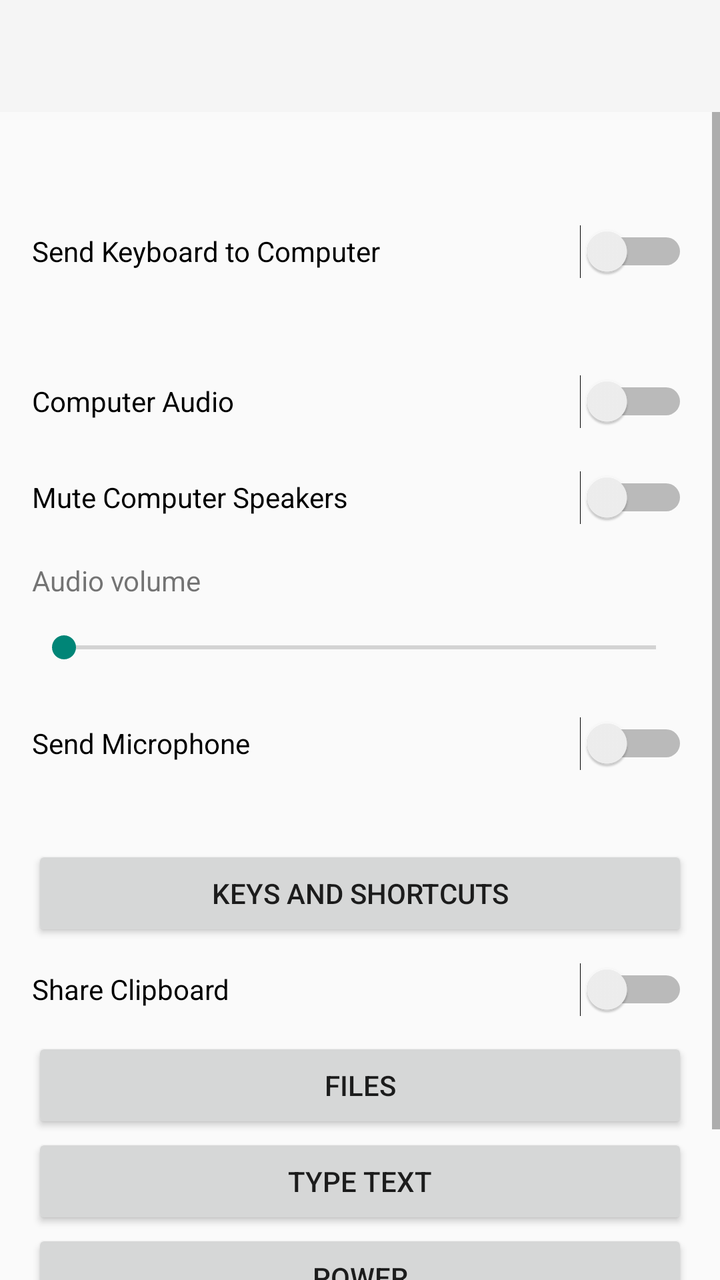
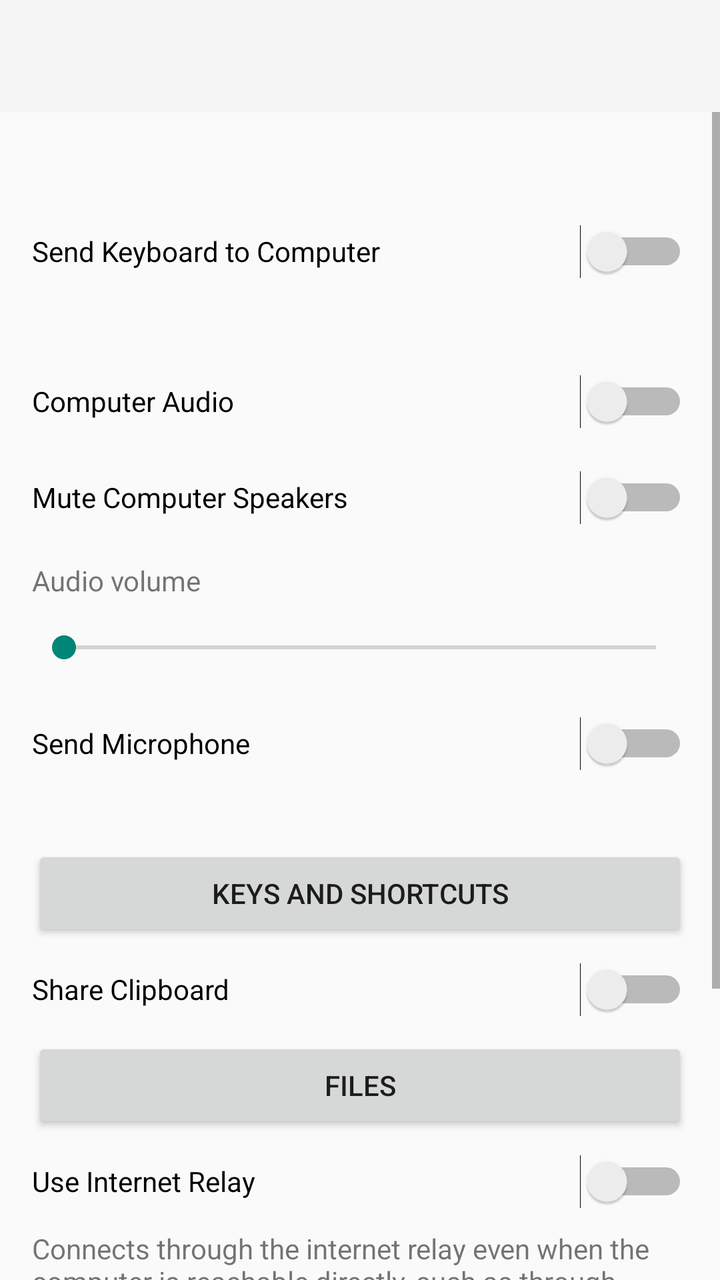

Before-and-after screenshots of an Android layout around one commit, followed by the original layout XML and the change that was made.
<!-- AndroidManifest.xml: application theme Theme.Portputer -->
<!-- res/layout/activity_connected.xml -->
<?xml version="1.0" encoding="utf-8"?>
<LinearLayout xmlns:android="http://schemas.android.com/apk/res/android"
    android:id="@+id/root"
    android:layout_width="match_parent"
    android:layout_height="match_parent"
    android:orientation="vertical">

    <include layout="@layout/toolbar" />

    <ScrollView
        android:layout_width="match_parent"
        android:layout_height="0dp"
        android:layout_weight="1">

        <LinearLayout
            android:layout_width="match_parent"
            android:layout_height="wrap_content"
            android:orientation="vertical"
            android:padding="16dp">

            <TextView
                android:id="@+id/status"
                android:layout_width="match_parent"
                android:layout_height="wrap_content"
                android:accessibilityLiveRegion="polite"
                android:paddingBottom="8dp"
                android:textAppearance="@android:style/TextAppearance.Material.Subhead" />

            <TextView
                android:id="@+id/message"
                android:layout_width="match_parent"
                android:layout_height="wrap_content"
                android:accessibilityLiveRegion="polite"
                android:paddingBottom="8dp"
                android:visibility="gone" />

            <LinearLayout
                android:id="@+id/pair_section"
                android:layout_width="match_parent"
                android:layout_height="wrap_content"
                android:orientation="vertical"
                android:visibility="gone">

                <TextView
                    style="@style/Heading"
                    android:layout_width="match_parent"
                    android:layout_height="wrap_content"
                    android:accessibilityHeading="true"
                    android:text="@string/pair_heading" />

                <TextView
                    android:id="@+id/pair_instructions"
                    android:layout_width="match_parent"
                    android:layout_height="wrap_content" />

                <TextView
                    android:id="@+id/pair_code_label"
                    android:layout_width="match_parent"
                    android:layout_height="wrap_content"
                    android:labelFor="@+id/pair_code"
                    android:paddingTop="8dp"
                    android:text="@string/pair_code" />

                <EditText
                    android:id="@+id/pair_code"
                    android:layout_width="match_parent"
                    android:layout_height="wrap_content"
                    android:importantForAutofill="no"
                    android:inputType="textCapCharacters|textNoSuggestions|textVisiblePassword"
                    android:imeOptions="actionDone"
                    android:maxLength="20" />

                <Button
                    android:id="@+id/pair"
                    android:layout_width="wrap_content"
                    android:layout_height="wrap_content"
                    android:text="@string/pair" />
            </LinearLayout>

            <LinearLayout
                android:id="@+id/controls"
                android:layout_width="match_parent"
                android:layout_height="wrap_content"
                android:orientation="vertical">

                <Switch
                    android:id="@+id/capture"
                    android:layout_width="match_parent"
                    android:layout_height="wrap_content"
                    android:minHeight="48dp"
                    android:text="@string/capture_switch" />

                <TextView
                    android:id="@+id/capture_help"
                    android:layout_width="match_parent"
                    android:layout_height="wrap_content"
                    android:paddingBottom="8dp" />

                <LinearLayout
                    android:id="@+id/keyboard_off_section"
                    android:layout_width="match_parent"
                    android:layout_height="wrap_content"
                    android:orientation="vertical"
                    android:visibility="gone">

                    <TextView
                        android:layout_width="match_parent"
                        android:layout_height="wrap_content"
                        android:text="@string/keyboard_off" />

                    <Button
                        android:id="@+id/open_accessibility"
                        android:layout_width="wrap_content"
                        android:layout_height="wrap_content"
                        android:text="@string/open_accessibility_settings" />
                </LinearLayout>

                <Switch
                    android:id="@+id/audio"
                    android:layout_width="match_parent"
                    android:layout_height="wrap_content"
                    android:minHeight="48dp"
                    android:text="@string/audio_switch" />

                <Switch
                    android:id="@+id/mute_speakers"
                    android:layout_width="match_parent"
                    android:layout_height="wrap_content"
                    android:minHeight="48dp"
                    android:text="@string/mute_speakers_switch" />

                <TextView
                    android:id="@+id/volume_label"
                    android:layout_width="match_parent"
                    android:layout_height="wrap_content"
                    android:labelFor="@+id/volume"
                    android:paddingTop="8dp"
                    android:text="@string/audio_volume" />

                <SeekBar
                    android:id="@+id/volume"
                    android:layout_width="match_parent"
                    android:layout_height="48dp"
                    android:max="100" />

                <Switch
                    android:id="@+id/mic"
                    android:layout_width="match_parent"
                    android:layout_height="wrap_content"
                    android:minHeight="48dp"
                    android:text="@string/mic_switch" />

                <TextView
                    android:id="@+id/mic_help"
                    android:layout_width="match_parent"
                    android:layout_height="wrap_content"
                    android:paddingBottom="8dp" />

                <Button
                    android:id="@+id/keys"
                    android:layout_width="match_parent"
                    android:layout_height="wrap_content"
                    android:text="@string/keys_button" />

                <Switch
                    android:id="@+id/share_clipboard"
                    android:layout_width="match_parent"
                    android:layout_height="wrap_content"
                    android:minHeight="48dp"
                    android:text="@string/share_clipboard_switch" />

                <Button
                    android:id="@+id/files"
                    android:layout_width="match_parent"
                    android:layout_height="wrap_content"
                    android:text="@string/files_button" />

                <Button
                    android:id="@+id/text"
                    android:layout_width="match_parent"
                    android:layout_height="wrap_content"
                    android:text="@string/text_button" />

                <Button
                    android:id="@+id/power"
                    android:layout_width="match_parent"
                    android:layout_height="wrap_content"
                    android:text="@string/power_button" />
            </LinearLayout>

            <Button
                android:id="@+id/disconnect"
                android:layout_width="match_parent"
                android:layout_height="wrap_content"
                android:text="@string/disconnect" />
        </LinearLayout>
    </ScrollView>
</LinearLayout>
<!-- res/layout/toolbar.xml (included above) -->
<?xml version="1.0" encoding="utf-8"?>
<Toolbar xmlns:android="http://schemas.android.com/apk/res/android"
    android:id="@+id/toolbar"
    android:layout_width="match_parent"
    android:layout_height="wrap_content"
    android:minHeight="?android:attr/actionBarSize"
    android:background="?android:attr/colorPrimary"
    android:theme="@android:style/ThemeOverlay.Material.Dark.ActionBar" />
<!-- resources referenced by this layout -->
<resources>
  <string name="audio_switch">Computer Audio</string>
  <string name="audio_volume">Audio volume</string>
  <string name="capture_switch">Send Keyboard to Computer</string>
  <string name="disconnect">Disconnect</string>
  <string name="files_button">Files</string>
  <string name="keyboard_off">Portputer Keyboard is off: keys from an external keyboard stay on this device.</string>
  <string name="keys_button">Keys and Shortcuts</string>
  <string name="mic_switch">Send Microphone</string>
  <string name="mute_speakers_switch">Mute Computer Speakers</string>
  <string name="open_accessibility_settings">Open Accessibility Settings</string>
  <string name="pair">Pair</string>
  <string name="pair_code">Pairing code</string>
  <string name="pair_heading">Pairing</string>
  <string name="power_button">Power</string>
  <string name="share_clipboard_switch">Share Clipboard</string>
  <string name="text_button">Type Text</string>
  <style name="Heading" parent="@android:style/TextAppearance.Material.Title">
          <item name="android:paddingTop">16dp</item>
          <item name="android:paddingBottom">8dp</item>
      </style>
  <style name="Theme.Portputer" parent="@android:style/Theme.Material.Light.NoActionBar" />
</resources>

<!-- the commit's change to res/layout/activity_connected.xml (unified diff, before → after) -->
@@ -174,6 +174,20 @@
                     android:layout_width="match_parent"
                     android:layout_height="wrap_content"
                     android:text="@string/files_button" />
+
+                <Switch
+                    android:id="@+id/use_relay"
+                    android:layout_width="match_parent"
+                    android:layout_height="wrap_content"
+                    android:minHeight="48dp"
+                    android:text="@string/use_relay_switch" />
+
+                <TextView
+                    android:id="@+id/use_relay_help"
+                    android:layout_width="match_parent"
+                    android:layout_height="wrap_content"
+                    android:paddingBottom="8dp"
+                    android:text="@string/use_relay_help" />
 
                 <Button
                     android:id="@+id/text"
<!-- resource entries referenced after the edit -->
@@ -16,6 +16,8 @@
   <string name="power_button">Power</string>
   <string name="share_clipboard_switch">Share Clipboard</string>
   <string name="text_button">Type Text</string>
+  <string name="use_relay_help">Connects through the internet relay even when the computer is reachable directly, such as through Tailscale.</string>
+  <string name="use_relay_switch">Use Internet Relay</string>
   <style name="Heading" parent="@android:style/TextAppearance.Material.Title">
           <item name="android:paddingTop">16dp</item>
           <item name="android:paddingBottom">8dp</item>
